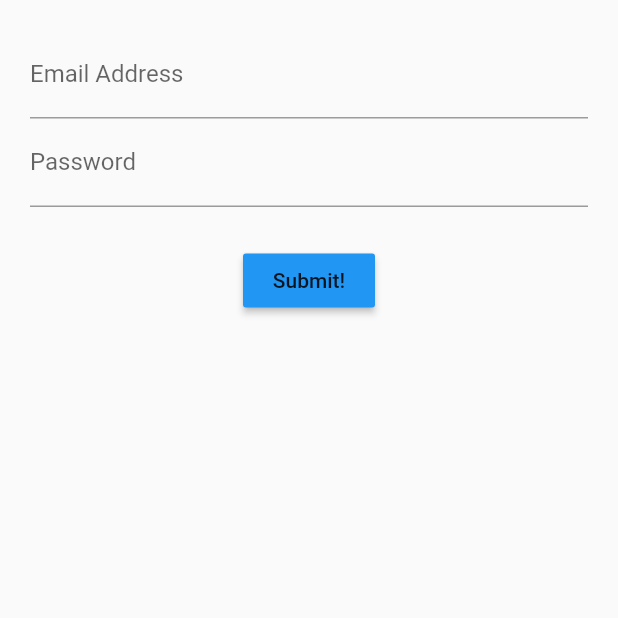
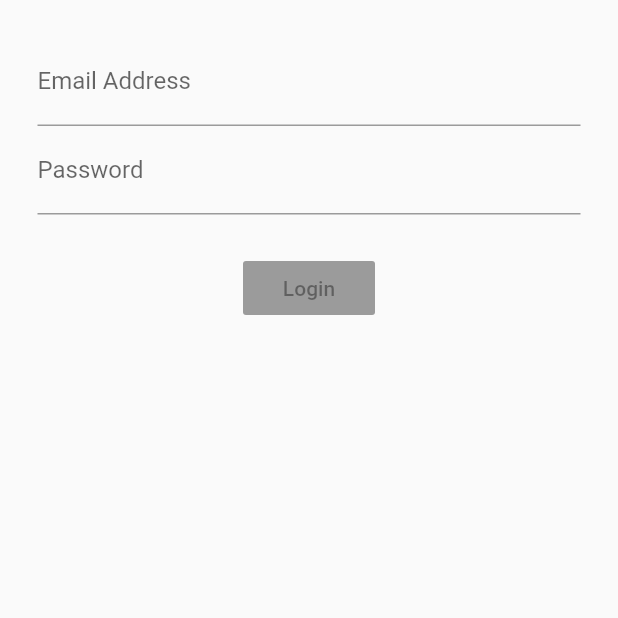
Before and after one commit to nuibb/FlutterDemo, a Flutter app: the screen it shows after launch, on a phone screen of 412 x 824 dp, the top half of it. Run offline on Flutter 3.47's test engine with Material 2 defaults, Android fonts, the phone set to English and light mode, and no system bars; our stand-ins replace rxdart.

Commit message:
Login module is updated with BLOC pattern and RxDart instead of Statefull Widget

```diff
--- a/login_module/lib/src/App.dart
+++ b/login_module/lib/src/App.dart
@@ -1,13 +1,16 @@
 import 'package:flutter/material.dart';
 import 'screens/login_screen.dart';
+import 'blocs/provider.dart';
 
 class App extends StatelessWidget {
   @override
   Widget build(BuildContext context) {
-    return MaterialApp(
-      title: 'Log Me In!',
-      home: Scaffold(
-        body: LoginScreen(),
+    return Provider(
+      child: MaterialApp(
+        title: 'Log Me In!',
+        home: Scaffold(
+          body: LoginScreen(),
+        ),
       ),
     );
   }
--- /dev/null
+++ b/login_module/lib/src/blocs/bloc.dart
@@ -0,0 +1,31 @@
+import 'dart:async';
+import 'validators.dart';
+import 'package:rxdart/rxdart.dart';
+
+class Bloc extends Object with Validators {
+  //final _email = StreamController<String>.broadcast();
+  //final _password = StreamController<String>.broadcast();
+
+  final _email = BehaviorSubject<String>();
+  final _password = BehaviorSubject<String>();
+
+  // Change data
+  Function(String) get changeEmail => _email.sink.add;
+  Function(String) get changePassword =>  _password.sink.add;
+
+  // Add data into Stream
+  Stream<String> get email => _email.stream.transform(validateEmail);
+  Stream<String> get password => _password.stream.transform(validatePassword);
+  Stream<bool> get submitValid => Rx.combineLatest2(email, password, (e, p) => true);
+
+  submit() {
+    print('Email : ' + _email.value + ', Password : ' + _password.value);
+  }
+
+  dispose () {
+    _email.close();
+    _password.close();
+  }
+}
+
+//final bloc = Bloc();
--- /dev/null
+++ b/login_module/lib/src/blocs/provider.dart
@@ -0,0 +1,16 @@
+import 'package:flutter/material.dart';
+import 'bloc.dart';
+
+class Provider extends InheritedWidget {
+  final bloc = Bloc();
+
+  Provider({Key key, Widget child}) : super(key: key, child: child);
+
+  @override
+  bool updateShouldNotify(_) => true;
+
+  static Bloc of(BuildContext context) {
+    return (context.dependOnInheritedWidgetOfExactType<Provider>()).bloc;
+  }
+
+}
--- a/login_module/lib/src/screens/login_screen.dart
+++ b/login_module/lib/src/screens/login_screen.dart
@@ -1,77 +1,69 @@
 import 'package:flutter/material.dart';
-import '../mixins/validation_mixin.dart';
+import '../blocs/bloc.dart';
+import '../blocs/provider.dart';
 
-class LoginScreen extends StatefulWidget {
-  @override
-  State<StatefulWidget> createState() {
-    // TODO: implement createState
-    return LoginScreenState();
-  }
-}
-
-class LoginScreenState extends State<LoginScreen> with ValidationMixin {
-  final formKey = GlobalKey<FormState>();
-  String email = '';
-  String password = '';
-
+class LoginScreen extends StatelessWidget {
   @override
   Widget build(BuildContext context) {
+    final bloc = Provider.of(context);
+
     // TODO: implement build
     return Container(
-      margin: EdgeInsets.all(20.0),
-      child: Form(
-        key: formKey,
+      margin: EdgeInsets.all(25.0),
       child: Column(
-          children: [
-            emailField(),
-            passwordField(),
-            Container(margin: EdgeInsets.only(top:25.0)),
-            submitButton(),
+        children: <Widget>[
+          emailField(bloc),
+          passwordField(bloc),
+          Container(margin: EdgeInsets.only(top: 25.0)),
+          submitButton(bloc),
         ],
-        ),
       ),
     );
   }
 
-  Widget emailField() {
-    return TextFormField(
+  Widget emailField(Bloc bloc) {
+    return StreamBuilder(
+      stream: bloc.email,
+      builder: (context, snapshot) {
+        return TextField(
+          onChanged: bloc.changeEmail,
           keyboardType: TextInputType.emailAddress,
           decoration: InputDecoration(
+            hintText: 'you@example.com',
             labelText: 'Email Address',
-        hintText: 'you@example.com',
+            errorText: snapshot.error,
           ),
-      // ignore: missing_return
-      validator: validateEmail,
-      onSaved: (String value) {
-        email = value;
+        );
       },
     );
   }
 
-  Widget passwordField() {
-    return TextFormField(
+  Widget passwordField(Bloc bloc) {
+    return StreamBuilder(
+      stream: bloc.password,
+      builder: (context, snapshot) {
+        return TextField(
           obscureText: true,
+          onChanged: bloc.changePassword,
           decoration: InputDecoration(
+            hintText: 'you@example.com',
             labelText: 'Password',
-        hintText: 'Password',
+            errorText: snapshot.error,
           ),
-      // ignore: missing_return
-      validator: validatePassword,
-      onSaved: (String value) {
-        password = value;
+        );
       },
     );
   }
 
-  Widget submitButton() {
+  Widget submitButton(Bloc bloc) {
+    return StreamBuilder(
+      stream: bloc.submitValid,
+      builder: (context, snapshot) {
         return RaisedButton(
+          child: Text('Login'),
           color: Colors.blue,
-      child: Text('Submit!'),
-      onPressed: () {
-        if (formKey.currentState.validate()) {
-          formKey.currentState.save();
-          formKey.currentState.reset();
-        }
+          onPressed: !snapshot.hasData ? null : bloc.submit,
+        );
       },
     );
   }
--- a/login_module/pubspec.yaml
+++ b/login_module/pubspec.yaml
@@ -28,6 +28,7 @@ dependencies:
   # The following adds the Cupertino Icons font to your application.
   # Use with the CupertinoIcons class for iOS style icons.
   cupertino_icons: ^0.1.3
+  rxdart: ^0.24.1
 
 dev_dependencies:
   flutter_test:
```
Also changed, not shown: login_module/lib/src/blocs/validators.dart (added, +23 -0 lines), login_module/pubspec.lock. Lines whose indentation alone changed are shown as unchanged.
